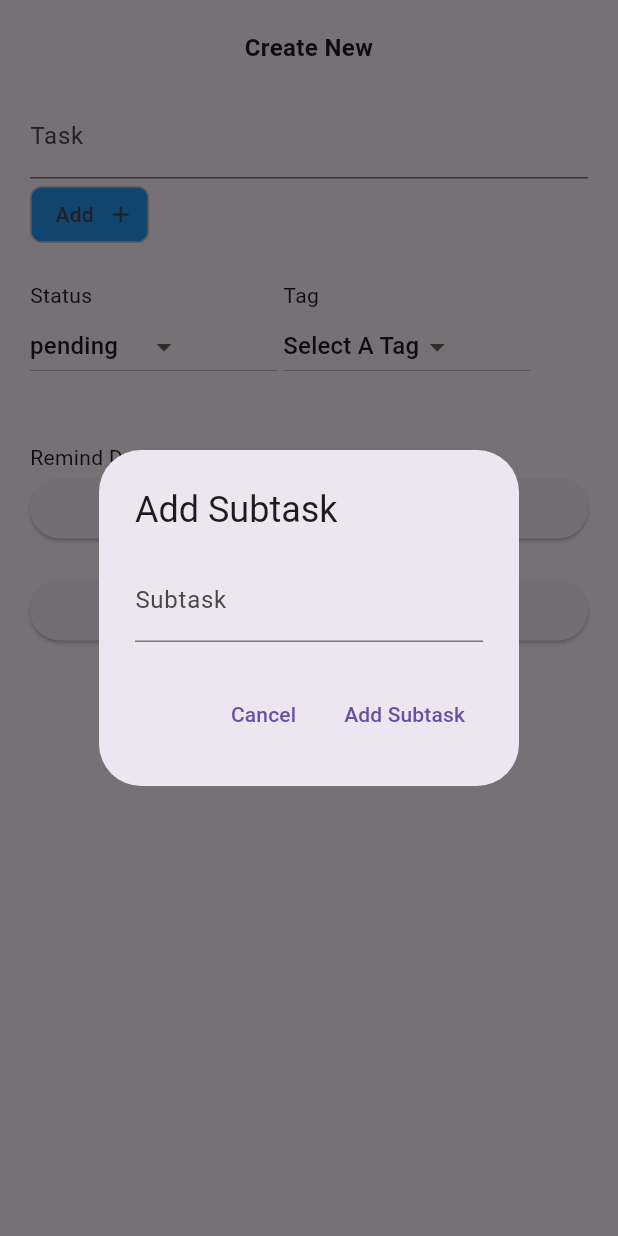
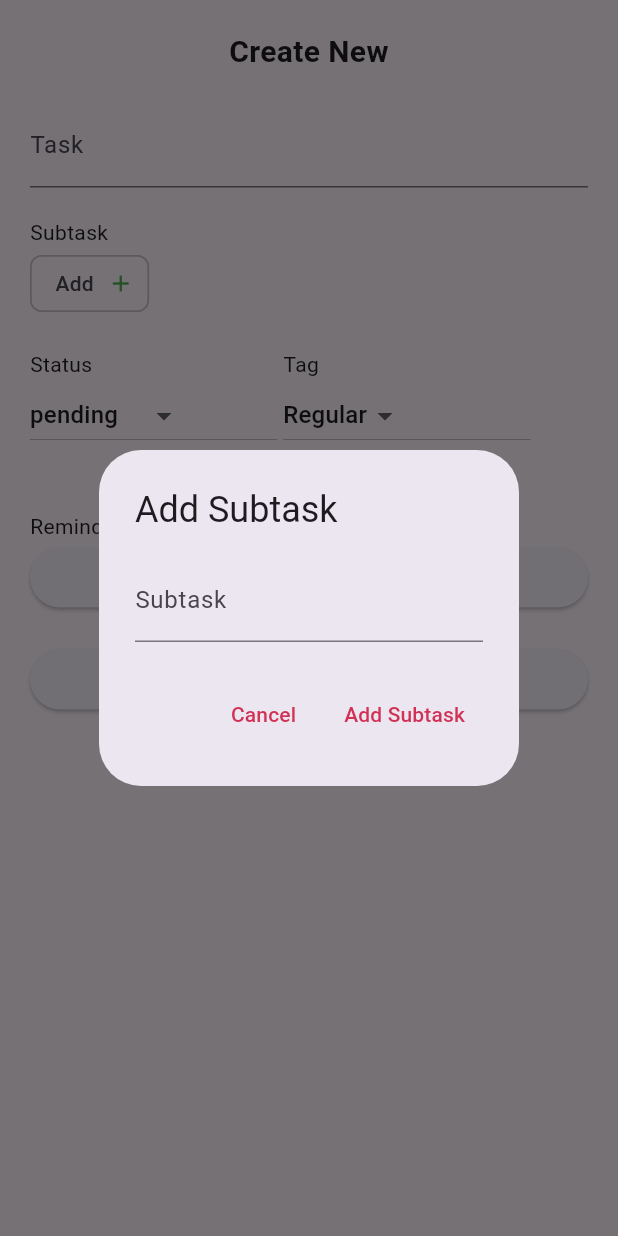
Before and after one commit to SushmitSingh/to_do_local, a Flutter app: the AddEditTodoBottomSheet screen opened directly with empty values, after a tap on the "add" icon, on a phone screen of 412 x 824 dp. Run offline on Flutter 3.47's test engine with Material 3 defaults, Android fonts, the light colour scheme and no system bars; our stand-ins replace firebase_auth, firebase_core, intro_slider, sembast, shared_preferences, shelf and 1 more; missing offline and left inert: otp_pin_field, shelf_cors_headers, shelf_router, webview_all; accounts and stored records are empty.

Commit message:
Add Todo Screen Color Fix

```diff
--- a/lib/ui/task/AddEditTodoBottomSheet.dart
+++ b/lib/ui/task/AddEditTodoBottomSheet.dart
@@ -45,7 +45,7 @@ class _AddEditTodoBottomSheetState extends State<AddEditTodoBottomSheet> {
       subtasks.addAll(widget.todo!.subtasks);
     } else {
       selectedTag = TagType(
-        tagName: "Select A Tag",
+        tagName: "Regular",
         icon: Icons.add,
       );
     }
@@ -67,7 +67,7 @@ class _AddEditTodoBottomSheetState extends State<AddEditTodoBottomSheet> {
                 _todoTitle,
                 textAlign: TextAlign.center,
                 style: const TextStyle(
-                  fontSize: 16,
+                  fontSize: 20,
                   fontWeight: FontWeight.bold,
                 ),
               ),
@@ -79,6 +79,8 @@ class _AddEditTodoBottomSheetState extends State<AddEditTodoBottomSheet> {
                 },
                 decoration: const InputDecoration(labelText: 'Task'),
               ),
+              const SizedBox(height: 20),
+              const Text("Subtask"),
               Wrap(
                 spacing: 8.0,
                 runSpacing: 4.0,
@@ -94,14 +96,11 @@ class _AddEditTodoBottomSheetState extends State<AddEditTodoBottomSheet> {
                     );
                   }).toList(),
                   Chip(
-                    color: MaterialStateProperty.resolveWith((states) {
-                      if (states.contains(MaterialState.pressed)) {
-                        return Colors.green;
-                      }
-                      return Colors.blue;
-                    }),
-                    deleteIcon: Icon(Icons.add),
-                    label: Text("Add"),
+                    deleteIcon: const Icon(
+                      Icons.add,
+                      color: Colors.green,
+                    ),
+                    label: const Text("Add"),
                     onDeleted: () {
                       setState(() {
                         _showAddSubtaskDialog(context);
@@ -206,16 +205,20 @@ class _AddEditTodoBottomSheetState extends State<AddEditTodoBottomSheet> {
                       });
                     }
                   },
-                child: const Text('Select Remind Date'),
-              ),
+                  child: Text(
+                    'Select Remind Date',
+                    style: TextStyle(color: Theme.of(context).primaryColor),
+                  )),
               const SizedBox(height: 20),
               ElevatedButton(
                   onPressed: () {
                     _saveTodo();
                     Navigator.of(context).pop();
                   },
-                child: const Text('Save Locally'),
-              ),
+                  child: Text(
+                    'Save Locally',
+                    style: TextStyle(color: Theme.of(context).primaryColor),
+                  )),
             ],
           ),
         ),
@@ -241,7 +244,7 @@ class _AddEditTodoBottomSheetState extends State<AddEditTodoBottomSheet> {
     widget.onUpdateTodo(newTodo);
     final todoViewModel = Provider.of<TodoViewModel>(context, listen: false);
 
-    if (_todoTitle == "Create New") {
+    if (_todoTitle != "Create New") {
       // Assuming `id` is the index of the subtask you want to update
       todoViewModel.updateTodo(id, newTodo);
     } else {
@@ -268,7 +271,10 @@ class _AddEditTodoBottomSheetState extends State<AddEditTodoBottomSheet> {
               onPressed: () {
                 Navigator.of(context).pop();
               },
-              child: const Text('Cancel'),
+              child: Text(
+                'Cancel',
+                style: TextStyle(color: Theme.of(context).primaryColor),
+              ),
             ),
             TextButton(
               onPressed: () {
@@ -277,7 +283,10 @@ class _AddEditTodoBottomSheetState extends State<AddEditTodoBottomSheet> {
                 });
                 Navigator.of(context).pop();
               },
-              child: const Text('Add Subtask'),
+              child: Text(
+                'Add Subtask',
+                style: TextStyle(color: Theme.of(context).primaryColor),
+              ),
             ),
           ],
         );
```
Lines whose indentation alone changed are shown as unchanged.
